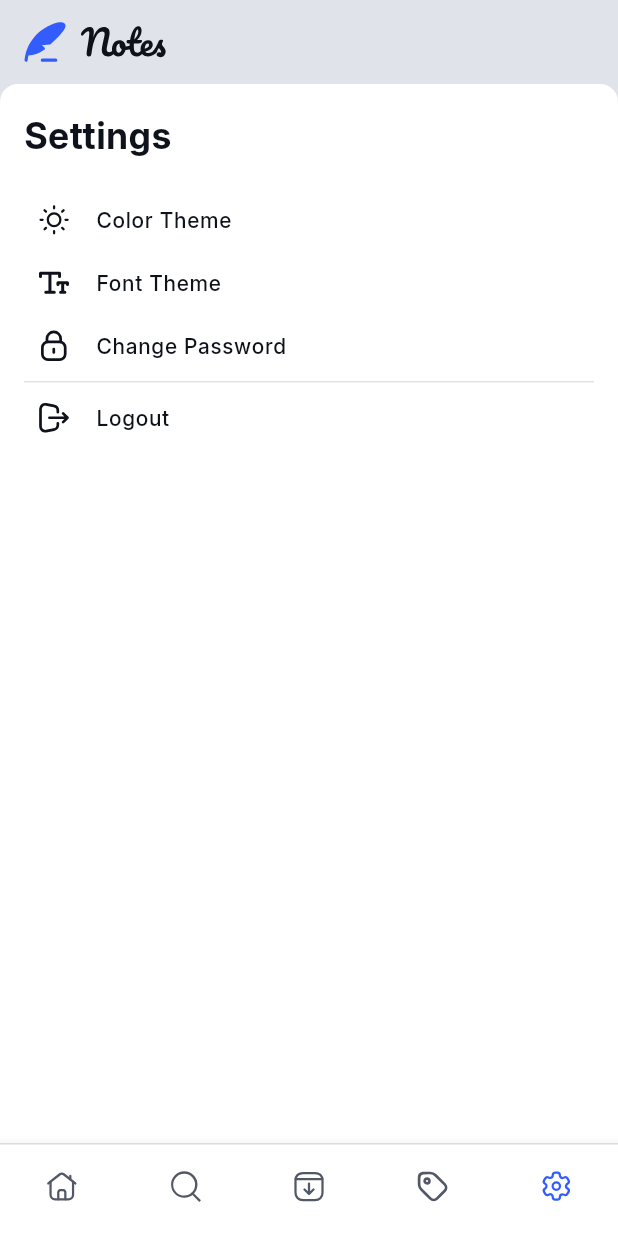
After one commit to JER3MIAH/note-taking-app, a Flutter app: the screen it shows after launch, item 5 of the bottom bar chosen, on a phone screen of 412 x 824 dp. The commit adds this screen. Run offline on Flutter 3.47's test engine with Material 3 defaults, Android fonts, the phone set to English and light mode, and no system bars; our stand-ins replace equatable, flutter_bloc, flutter_hooks, flutter_svg, get_it, shared_preferences.

Commit message:
feat: add custom app scaffold component

```diff
--- a/lib/src/features/home/presentation/screens/main_screen.dart
+++ b/lib/src/features/home/presentation/screens/main_screen.dart
@@ -3,8 +3,6 @@ import 'package:flutter_bloc/flutter_bloc.dart';
 import 'package:note_taking_app/src/features/home/logic/cubits/bottom_nav_bar_cubit.dart';
 import 'package:note_taking_app/src/features/home/presentation/components/components.dart';
 import 'package:note_taking_app/src/features/home/presentation/screens/home_view.dart';
-import 'package:note_taking_app/src/features/settings/data/enums/app_theme.dart';
-import 'package:note_taking_app/src/features/settings/logic/blocs/theme_bloc/theme_state.dart';
 import 'package:note_taking_app/src/features/settings/presentation/screens/settings_view.dart';
 import 'package:note_taking_app/src/shared/shared.dart';
 
@@ -14,8 +12,6 @@ class MainScreen extends StatelessWidget {
   @override
   Widget build(BuildContext context) {
     final theme = Theme.of(context).colorScheme;
-    final brightness = MediaQuery.of(context).platformBrightness;
-    bool isDarkMode = brightness == Brightness.dark;
 
     List<Widget> pages = const [
       HomeView(),
@@ -27,21 +23,8 @@ class MainScreen extends StatelessWidget {
 
     return BlocBuilder<BottomNavBarCubit, int>(
       builder: (_, selectedIndex) {
-        return Scaffold(
+        return AppScaffold(
           backgroundColor: theme.inversePrimary,
-          appBar: AppBar(
-            backgroundColor: theme.inversePrimary,
-            centerTitle: false,
-            title: BlocBuilder<ThemeBloc, ThemeState>(
-              builder: (_, themeState) {
-                return SvgAsset(switch (themeState.appTheme) {
-                  AppTheme.light => logo,
-                  AppTheme.dark => logoDark,
-                  AppTheme.system => isDarkMode ? logoDark : logo,
-                });
-              },
-            ),
-          ),
           body: Container(
             decoration: BoxDecoration(
               color: theme.surface,
--- a/lib/src/shared/utils/theme.dart
+++ b/lib/src/shared/utils/theme.dart
@@ -8,6 +8,7 @@ final lightTheme = ThemeData(
     surface: appColors.white,
     onSurface: appColors.black,
     onSurfaceVariant: appColors.neutral600,
+    surfaceContainer: appColors.neutral600,
     primary: appColors.blue500,
     onPrimary: appColors.neutral950,
     inversePrimary: appColors.neutral200,
@@ -25,6 +26,7 @@ final darkTheme = ThemeData(
     surface: appColors.black,
     onSurface: appColors.white,
     onSurfaceVariant: appColors.neutral400,
+     surfaceContainer: appColors.white,
     primary: appColors.blue500,
     onPrimary: appColors.white,
     inversePrimary: appColors.neutral800,
--- /dev/null
+++ b/lib/src/shared/widgets/app_scaffold.dart
@@ -0,0 +1,55 @@
+import 'package:flutter/material.dart';
+import 'package:flutter_bloc/flutter_bloc.dart';
+import 'package:note_taking_app/src/features/settings/data/enums/enums.dart';
+import 'package:note_taking_app/src/features/settings/logic/blocs/theme_bloc/theme_state.dart';
+import 'package:note_taking_app/src/shared/shared.dart';
+
+class AppScaffold extends StatelessWidget {
+  final Widget? body;
+  final Widget? bottomNavigationBar;
+  final bool? resizeToAvoidBottomInset;
+  final Color? backgroundColor;
+  final Widget? floatingActionButton;
+  final FloatingActionButtonAnimator? floatingActionButtonAnimator;
+  final FloatingActionButtonLocation? floatingActionButtonLocation;
+  const AppScaffold({
+    super.key,
+    this.body,
+    this.backgroundColor,
+    this.bottomNavigationBar,
+    this.resizeToAvoidBottomInset,
+    this.floatingActionButton,
+    this.floatingActionButtonAnimator,
+    this.floatingActionButtonLocation,
+  });
+
+  @override
+  Widget build(BuildContext context) {
+    final theme = Theme.of(context).colorScheme;
+    final brightness = MediaQuery.of(context).platformBrightness;
+    bool isDarkMode = brightness == Brightness.dark;
+
+    return Scaffold(
+      appBar: AppBar(
+        backgroundColor: theme.inversePrimary,
+        centerTitle: false,
+        title: BlocBuilder<ThemeBloc, ThemeState>(
+          builder: (_, themeState) {
+            return SvgAsset(switch (themeState.appTheme) {
+              AppTheme.light => logo,
+              AppTheme.dark => logoDark,
+              AppTheme.system => isDarkMode ? logoDark : logo,
+            });
+          },
+        ),
+      ),
+      body: body,
+      bottomNavigationBar: bottomNavigationBar,
+      resizeToAvoidBottomInset: resizeToAvoidBottomInset,
+      backgroundColor: backgroundColor,
+      floatingActionButton: floatingActionButton,
+      floatingActionButtonAnimator: floatingActionButtonAnimator,
+      floatingActionButtonLocation: floatingActionButtonLocation,
+    );
+  }
+}
--- a/lib/src/shared/widgets/widgets.dart
+++ b/lib/src/shared/widgets/widgets.dart
@@ -6,3 +6,4 @@ export 'svg_asset.dart';
 export 'sizedbox.dart';
 export 'app_dialog.dart';
 export 'app_textfield.dart';
+export 'app_scaffold.dart';
```
Also changed, not shown: lib/src/shared/widgets/app_buttons.dart (+41 -0 lines).
